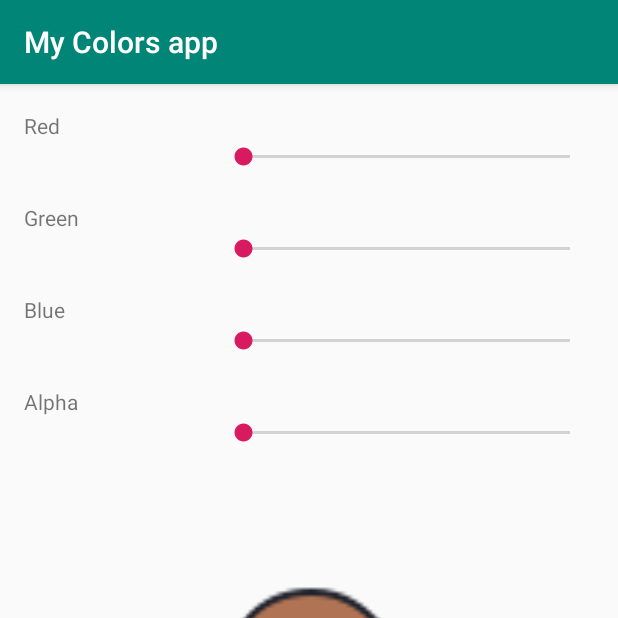
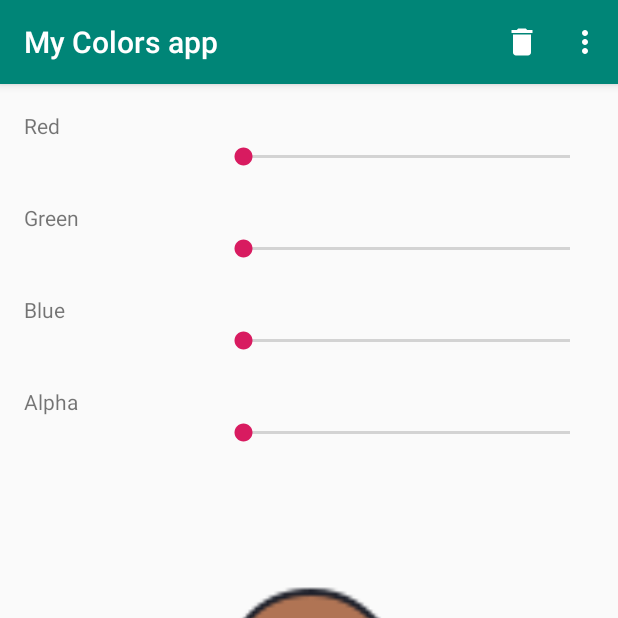
Before and after one commit to madro0/MyColorsAppAndroid, an Android app: the screen it shows after launch (MainActivity), on a phone screen of 412 x 824 dp, the top half of it. Run offline under Robolectric (Android 15) with nearby library versions, the phone set to English and light mode, and no system bars.

```diff
--- a/app/src/main/java/com/example/mycolorsapp/MainActivity.java
+++ b/app/src/main/java/com/example/mycolorsapp/MainActivity.java
@@ -5,6 +5,7 @@ import androidx.appcompat.app.AppCompatActivity;
 
 import android.graphics.Color;
 import android.view.ContextMenu;
+import android.view.Menu;
 import android.view.MenuInflater;
 import android.view.MenuItem;
 import android.view.View;
@@ -12,6 +13,7 @@ import android.os.Bundle;
 import android.widget.ImageView;
 import android.widget.SeekBar;
 import android.widget.Toast;
+import android.widget.Toolbar;
 
 public class MainActivity extends AppCompatActivity implements SeekBar.OnSeekBarChangeListener {
 
@@ -20,6 +22,8 @@ public class MainActivity extends AppCompatActivity implements SeekBar.OnSeekBar
     private SeekBar sbrBlue = null;
     private SeekBar sbrAlpha = null;
     private View vieColors = null;
+
+    private Toolbar toolbar= null;
 
 
 
@@ -36,9 +40,29 @@ public class MainActivity extends AppCompatActivity implements SeekBar.OnSeekBar
         sbrRed.setOnSeekBarChangeListener(this);
         sbrAlpha .setOnSeekBarChangeListener(this);
 
+
+
         registerForContextMenu(vieColors);
 
         registerForContextMenu(vieColors);
+
+
+        //toolbar= findViewById(R.id.toolbarSeekbar);
+        //setActionBar(toolbar);
+    }
+
+    @Override
+    public boolean onCreateOptionsMenu(Menu menu) {
+        MenuInflater inflater = getMenuInflater();
+        inflater.inflate(R.menu.menubar, menu);
+        inflater.inflate(R.menu.colors1, menu);
+        return true;
+    }
+
+    @Override
+    public boolean onOptionsItemSelected(@NonNull MenuItem item) {
+        switchecase(item);
+        return super.onOptionsItemSelected(item);
     }
 
     @Override
@@ -49,7 +73,11 @@ public class MainActivity extends AppCompatActivity implements SeekBar.OnSeekBar
 
     @Override
     public boolean onContextItemSelected(@NonNull MenuItem item) {
-        //return super.onContextItemSelected(item);
+        //
+        switchecase(item);
+        return super.onContextItemSelected(item);
+    }
+public boolean switchecase(MenuItem item){
     switch (item.getItemId()){
         case R.id.itemBlue:
             cambiarColorsito(0,0,255,200,"blue");
@@ -84,11 +112,13 @@ public class MainActivity extends AppCompatActivity implements SeekBar.OnSeekBar
         case R.id.itemGray:
             cambiarColorsito(120,120,120,200,"gray");
             return  true;
+        case R.id.restoreColors:
+            cambiarColorsito(0,0,0,0,"null");
+            return true;
         default:
             return super.onContextItemSelected(item);
     }
 }
-
     @Override
     public void onProgressChanged(SeekBar seekBar, int i, boolean v) {
 
@@ -129,6 +159,7 @@ public class MainActivity extends AppCompatActivity implements SeekBar.OnSeekBar
         sbrBlue= findViewById(R.id.sbrBlue);
         sbrAlpha= findViewById(R.id.sbrAlpha);
         vieColors= findViewById(R.id.vieColors);
+
     }
 
 }
--- /dev/null
+++ b/app/src/main/res/drawable/ic_delete_black_24dp.xml
@@ -0,0 +1,5 @@
+<vector android:height="24dp" android:tint="#FFFFFF"
+    android:viewportHeight="24.0" android:viewportWidth="24.0"
+    android:width="24dp" xmlns:android="http://schemas.android.com/apk/res/android">
+    <path android:fillColor="#FF000000" android:pathData="M6,19c0,1.1 0.9,2 2,2h8c1.1,0 2,-0.9 2,-2V7H6v12zM19,4h-3.5l-1,-1h-5l-1,1H5v2h14V4z"/>
+</vector>
--- a/app/src/main/res/layout/activity_main.xml
+++ b/app/src/main/res/layout/activity_main.xml
@@ -1,4 +1,5 @@
 <?xml version="1.0" encoding="utf-8"?>
+
 <androidx.constraintlayout.widget.ConstraintLayout xmlns:android="http://schemas.android.com/apk/res/android"
     xmlns:app="http://schemas.android.com/apk/res-auto"
     xmlns:tools="http://schemas.android.com/tools"
@@ -6,7 +7,10 @@
     android:layout_height="match_parent"
     tools:context=".MainActivity">
 
+
     <LinearLayout
+
+
         android:layout_width="0dp"
         android:layout_height="0dp"
         android:layout_marginBottom="2dp"
@@ -22,10 +26,14 @@
         app:layout_constraintStart_toStartOf="parent"
         app:layout_constraintTop_toTopOf="parent">
 
+
+
+
         <LinearLayout
             android:layout_width="match_parent"
             android:layout_height="61dp"
             android:orientation="horizontal">
+
 
             <TextView
                 android:id="@+id/textView"
@@ -47,7 +55,8 @@
         <LinearLayout
             android:layout_width="match_parent"
             android:layout_height="61dp"
-            android:orientation="horizontal">
+            android:orientation="horizontal"
+            >
 
             <TextView
                 android:id="@+id/textView2"
@@ -61,15 +70,16 @@
                 android:layout_width="220dp"
                 android:layout_height="match_parent"
                 android:layout_weight="1"
-                android:progress="0"
-                android:max="255"/>
+                android:max="255"
+                android:progress="0" />
 
         </LinearLayout>
 
         <LinearLayout
             android:layout_width="match_parent"
             android:layout_height="61dp"
-            android:orientation="horizontal">
+            android:orientation="horizontal"
+            >
 
             <TextView
                 android:id="@+id/textView3"
@@ -83,15 +93,16 @@
                 android:layout_width="220dp"
                 android:layout_height="match_parent"
                 android:layout_weight="1"
-                android:progress="0"
-                android:max="255"/>
+                android:max="255"
+                android:progress="0" />
 
         </LinearLayout>
 
         <LinearLayout
             android:layout_width="match_parent"
             android:layout_height="61dp"
-            android:orientation="horizontal">
+            android:orientation="horizontal"
+            >
 
             <TextView
                 android:id="@+id/textView4"
@@ -105,15 +116,17 @@
                 android:layout_width="220dp"
                 android:layout_height="match_parent"
                 android:layout_weight="1"
-                android:progress="0"
-                android:max="255"/>
+                android:max="255"
+                android:progress="0" />
 
         </LinearLayout>
 
         <FrameLayout
             android:layout_width="match_parent"
             android:layout_height="match_parent"
-            android:background="@mipmap/user">
+            android:background="@mipmap/user"
+            >
+            >
 
             <View
                 android:id="@+id/vieColors"
--- /dev/null
+++ b/app/src/main/res/menu/menubar.xml
@@ -0,0 +1,11 @@
+<?xml version="1.0" encoding="utf-8"?>
+<menu xmlns:android="http://schemas.android.com/apk/res/android"
+    xmlns:app="http://schemas.android.com/apk/res-auto">
+<item
+    android:icon="@drawable/ic_delete_black_24dp"
+    android:title="Restaurar Colores"
+    android:id="@+id/restoreColors"
+    app:showAsAction="always"
+    />
+
+</menu>
```
Also changed, not shown: app/src/main/res/layout/toolbar.xml (added, +9 -0 lines). Lines whose indentation alone changed are shown as unchanged.
